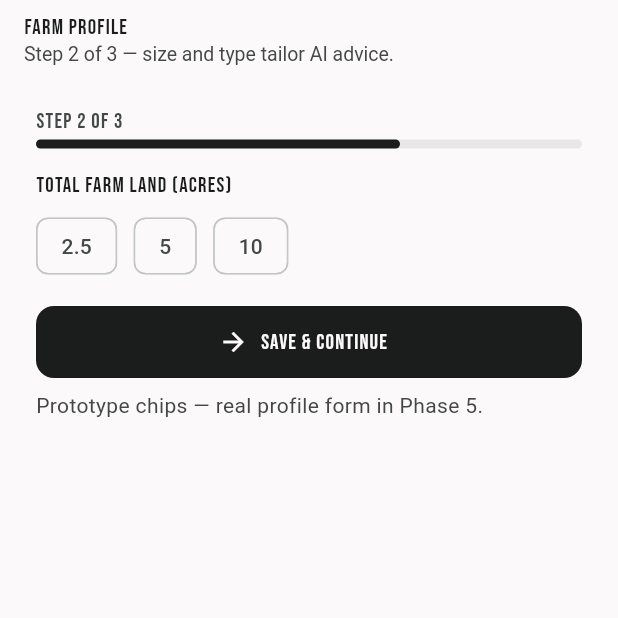
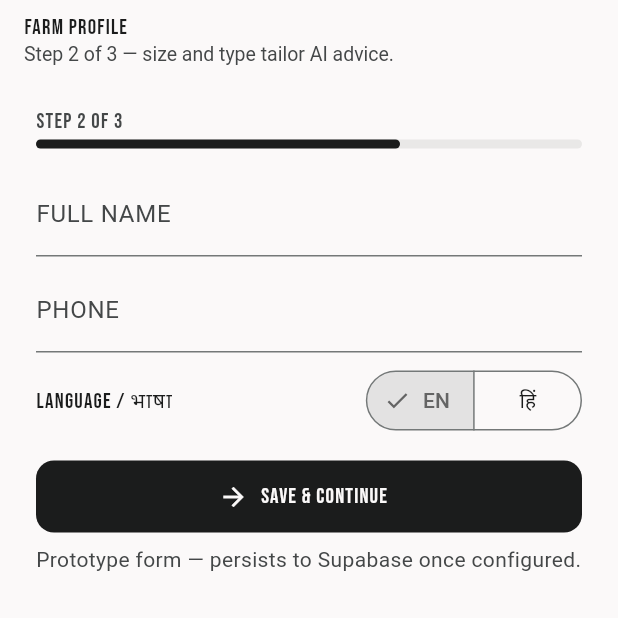
Before and after one commit to mrharshraj/Annadata-Mitra2, a Flutter app: the FarmProfileScreen screen opened by its route, on a phone screen of 412 x 824 dp, the top half of it. Run offline on Flutter 3.47's test engine with Material 3 defaults, Android fonts, the phone set to English and light mode, and no system bars; our stand-ins replace dio, flutter_riverpod, go_router, google_fonts, supabase_flutter; accounts and stored records are empty; Roboto replaces fonts that are missing (Poiret One).

Commit message:
feat(phase5): farmer profile form with save, live hub name, analyze/test/APK green

```diff
--- a/app/lib/features/farmer/presentation/farm_profile_screen.dart
+++ b/app/lib/features/farmer/presentation/farm_profile_screen.dart
@@ -1,51 +1,191 @@
 import 'package:flutter/material.dart';
+import 'package:flutter_riverpod/flutter_riverpod.dart';
 import 'package:go_router/go_router.dart';
 
+import '../../../core/config/supabase_config.dart';
+import '../../../core/errors/backend_failure.dart';
+import '../../../core/providers/locale_provider.dart';
+import '../../../core/providers/supabase_providers.dart';
 import '../../../core/theme/app_colors.dart';
 import '../../../core/theme/app_spacing.dart';
 import '../../../core/theme/app_text_styles.dart';
 import '../../../core/widgets/am_buttons.dart';
 import '../../../core/widgets/am_scaffold.dart';
+import '../../../core/widgets/backend_state_view.dart';
+import '../../../data/models/profile.dart';
 import '../../../l10n/app_localizations.dart';
 import '../../../routing/app_routes.dart';
 
-/// 05 — Onboarding step 2/3: farm size + type.
-class FarmProfileScreen extends StatelessWidget {
+/// 05 — Onboarding step 2/3: farmer identity.
+/// Live backend: loads the signed-in farmer's row, edits full name, phone
+/// and preferred language (synced with the app locale), and upserts.
+/// UI-shell mode: prototype layout, no fake persistence.
+class FarmProfileScreen extends ConsumerStatefulWidget {
   const FarmProfileScreen({super.key});
+
+  @override
+  ConsumerState<FarmProfileScreen> createState() => _FarmProfileScreenState();
+}
+
+class _FarmProfileScreenState extends ConsumerState<FarmProfileScreen> {
+  final _name = TextEditingController();
+  final _phone = TextEditingController();
+  bool _loaded = false;
+  bool _saving = false;
+  BackendFailure? _error;
+
+  @override
+  void initState() {
+    super.initState();
+    _name.addListener(() => setState(() {}));
+    if (SupabaseConfig.isConfigured) {
+      Future.microtask(_load);
+    } else {
+      _loaded = true;
+    }
+  }
+
+  @override
+  void dispose() {
+    _name.dispose();
+    _phone.dispose();
+    super.dispose();
+  }
+
+  Future<void> _load() async {
+    final res = await ref.read(farmerRepositoryProvider).profile();
+    if (!mounted) return;
+    setState(() {
+      _loaded = true;
+      switch (res) {
+        case Ok(:final value):
+          if (value != null) {
+            _name.text = value.fullName ?? '';
+            _phone.text = value.phone ?? '';
+            ref
+                .read(localeProvider.notifier)
+                .setLocale(Locale(value.preferredLanguage));
+          }
+        case Err(:final failure):
+          // Missing row is normal pre-onboarding; only surface real errors.
+          if (failure.kind != BackendFailureKind.authRequired) {
+            _error = failure;
+          }
+      }
+    });
+  }
+
+  Future<void> _saveAndContinue() async {
+    final session = ref.read(sessionProvider);
+    if (!SupabaseConfig.isConfigured || session == null) {
+      if (mounted) context.go(AppRoutes.addCrop);
+      return;
+    }
+    setState(() {
+      _saving = true;
+      _error = null;
+    });
+    final locale = ref.read(localeProvider).languageCode;
+    final repo = ref.read(farmerRepositoryProvider);
+    final existing = await repo.profile();
+    final base = switch (existing) {
+      Ok(:final value) => value ?? Profile(id: session.user.id, fullName: ''),
+      Err() => Profile(id: session.user.id, fullName: ''),
+    };
+    final res = await repo.upsertProfile(
+      base.copyWith(
+        fullName: _name.text.trim().isEmpty ? null : _name.text.trim(),
+        phone: _phone.text.trim().isEmpty ? null : _phone.text.trim(),
+        preferredLanguage: locale,
+      ),
+    );
+    if (!mounted) return;
+    setState(() => _saving = false);
+    switch (res) {
+      case Ok():
+        ref.invalidate(profileProvider);
+        context.go(AppRoutes.addCrop);
+      case Err(:final failure):
+        setState(() => _error = failure);
+    }
+  }
 
   @override
   Widget build(BuildContext context) {
     final l = AppLocalizations.of(context);
+    final locale = ref.watch(localeProvider);
     return AmScaffold(
       title: l.farmTitle.toUpperCase(),
       subtitle: l.farmSubtitle,
-      body: ListView(
+      body: !_loaded
+          ? const BackendStateView.loading()
+          : ListView(
               children: [
                 const SizedBox(height: AppSpacing.md),
                 const AmStepsHeader(step: 2, total: 3),
                 const SizedBox(height: AppSpacing.md),
-          Text(l.farmSizeLabel, style: AppTextStyles.labelMd(context)),
+                TextField(
+                  controller: _name,
+                  enabled: !_saving,
+                  textCapitalization: TextCapitalization.words,
+                  decoration: const InputDecoration(
+                    labelText: 'FULL NAME',
+                    hintText: 'Ramesh Patel',
+                  ),
+                ),
                 const SizedBox(height: AppSpacing.sm),
-          Wrap(
-            spacing: AppSpacing.sm,
-            children: const <Widget>[
-              Chip(label: Text('2.5')),
-              Chip(label: Text('5')),
-              Chip(label: Text('10')),
+                TextField(
+                  controller: _phone,
+                  enabled: !_saving,
+                  keyboardType: TextInputType.phone,
+                  decoration: const InputDecoration(
+                    labelText: 'PHONE',
+                    hintText: '+91 …',
+                  ),
+                ),
+                const SizedBox(height: AppSpacing.sm),
+                Row(
+                  mainAxisAlignment: MainAxisAlignment.spaceBetween,
+                  children: [
+                    Text(
+                      l.profileLanguage,
+                      style: AppTextStyles.labelMd(context),
+                    ),
+                    SegmentedButton<bool>(
+                      segments: const [
+                        ButtonSegment(value: false, label: Text('EN')),
+                        ButtonSegment(value: true, label: Text('हिं')),
+                      ],
+                      selected: {locale.languageCode == 'hi'},
+                      onSelectionChanged: (s) => ref
+                          .read(localeProvider.notifier)
+                          .setLocale(Locale(s.first ? 'hi' : 'en')),
+                    ),
                   ],
                 ),
+                if (_error != null) ...[
+                  const SizedBox(height: AppSpacing.sm),
+                  BackendStateView.failure(failure: _error!),
+                ],
                 const SizedBox(height: AppSpacing.md),
+                if (_saving)
+                  const Center(child: CircularProgressIndicator())
+                else
                   AmPrimaryButton(
                     label: l.farmNext,
                     icon: Icons.arrow_forward,
-            // TODO(Phase 5): save acres/type to profiles.
-            onPressed: () => context.go(AppRoutes.addCrop),
+                    onPressed: _name.text.trim().isEmpty &&
+                            SupabaseConfig.isConfigured
+                        ? null
+                        : _saveAndContinue,
                   ),
+                if (!SupabaseConfig.isConfigured) ...[
                   const SizedBox(height: AppSpacing.sm),
                   const Text(
-            'Prototype chips — real profile form in Phase 5.',
+                    'Prototype form — persists to Supabase once configured.',
                     style: TextStyle(color: AppColors.onSurfaceVariant),
                   ),
+                ],
               ],
             ),
     );
```
Also changed, not shown: app/lib/features/farmer/presentation/profile_screen.dart (+11 -1 lines), 1 other file. Lines whose indentation alone changed are shown as unchanged.
